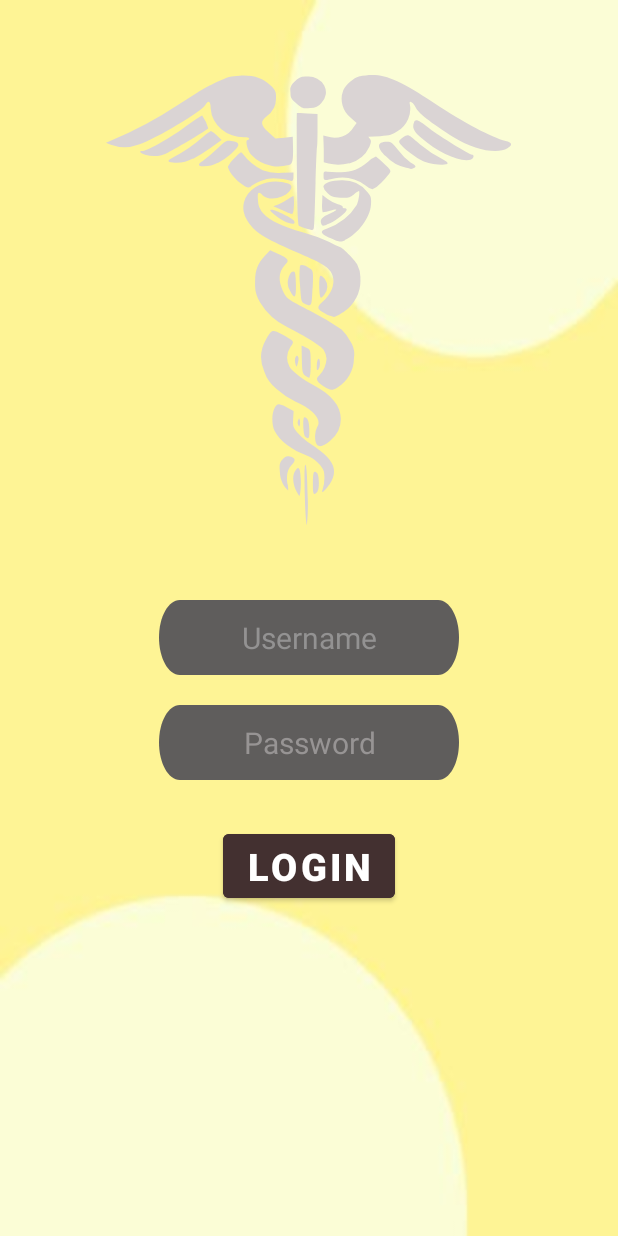
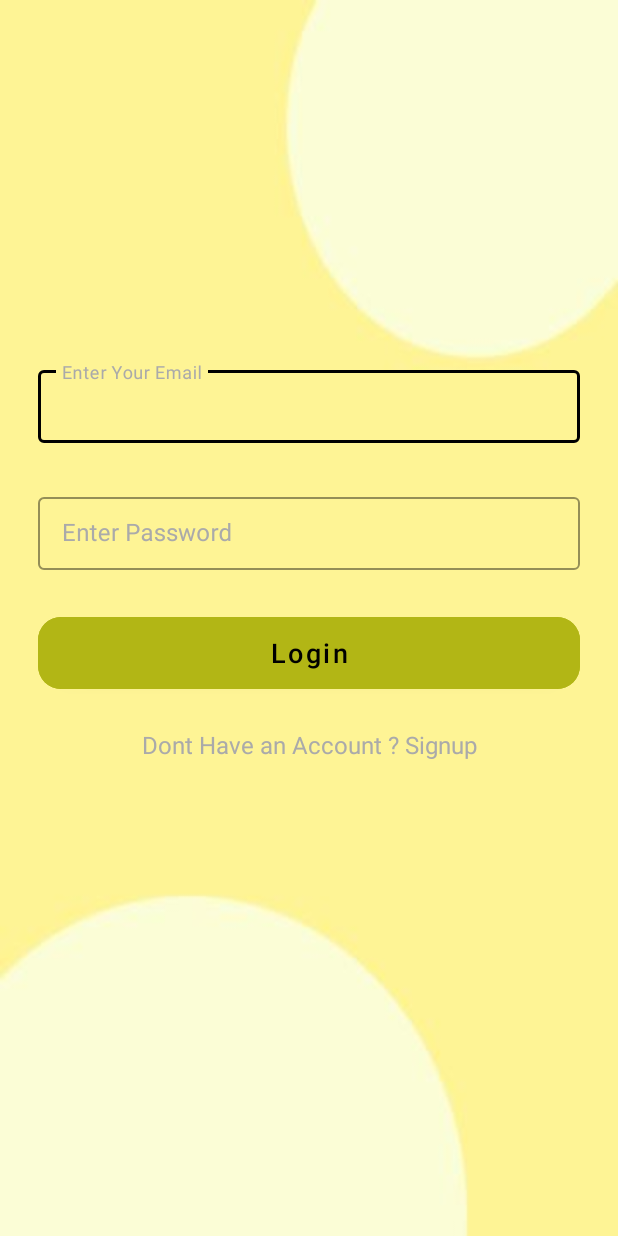
Before and after one commit to IjaasMohamed/Healthcare-Mobile-App, an Android app: the screen it shows after launch (MainActivity before the commit, LoginActivity after it), on a phone screen of 412 x 824 dp. Run offline under Robolectric (Android 15) with nearby library versions, the phone set to English and light mode, and no system bars; our stand-ins replace Firebase (no records; nobody signed in at launch, a user with empty details on screens opened directly); Roboto replaces fonts that are not available here.

Commit message:
Commit with login and register
Commit with login and register

```diff
--- a/Find-Doctor/RealtimedatabaseKotlin/app/build.gradle
+++ b/Find-Doctor/RealtimedatabaseKotlin/app/build.gradle
@@ -6,7 +6,7 @@ plugins {
 }
 
 android {
-    compileSdkVersion 30
+    compileSdkVersion 31
     buildToolsVersion "30.0.3"
 
     defaultConfig {
@@ -46,6 +46,7 @@ dependencies {
     implementation 'androidx.core:core-ktx:1.3.2'
     implementation 'androidx.appcompat:appcompat:1.2.0'
     implementation 'com.github.bumptech.glide:glide:4.12.0'
+    implementation 'com.google.firebase:firebase-auth-ktx:22.0.0'
     annotationProcessor 'com.github.bumptech.glide:compiler:4.12.0'
     implementation 'com.google.android.material:material:1.3.0'
     implementation 'androidx.constraintlayout:constraintlayout:2.0.4'
--- /dev/null
+++ b/Find-Doctor/RealtimedatabaseKotlin/app/src/main/java/com/example/realtimedatabasekotlin/LoginActivity.kt
@@ -0,0 +1,71 @@
+package com.example.realtimedatabasekotlin
+
+
+
+import android.content.Intent
+import androidx.appcompat.app.AppCompatActivity
+import android.os.Bundle
+import android.view.View
+import android.widget.Toast
+import com.example.realtimedatabasekotlin.databinding.ActivityLoginBinding
+import com.google.firebase.auth.FirebaseAuth
+
+class LoginActivity : AppCompatActivity() {
+    private lateinit var binding: ActivityLoginBinding
+    private lateinit var mAuth: FirebaseAuth
+
+    override fun onCreate(savedInstanceState: Bundle?) {
+        super.onCreate(savedInstanceState)
+        setContentView(R.layout.activity_login)
+
+        binding = ActivityLoginBinding.inflate(layoutInflater)
+        setContentView(binding.root)
+
+        supportActionBar?.title = "Login"
+
+        mAuth = FirebaseAuth.getInstance()
+
+        //! Register here
+        binding.tvLoginHere.setOnClickListener{
+            startActivity(Intent(this, RegistrationActivity::class.java))
+        }
+
+        binding.btnLogin.setOnClickListener {
+            val username = binding.etUsername.text.toString()
+            val password = binding.etPassword.text.toString()
+            if (username.isEmpty() || password.isEmpty()) {
+                Toast.makeText(this, "Required fields empty..", Toast.LENGTH_SHORT).show()
+            }
+            else if (username.equals("admin") && password.equals("admin")) {
+                startActivity(Intent(this, MainActivity::class.java))
+                finish()
+                Toast.makeText(this, "Navigated To Admin Activity", Toast.LENGTH_SHORT).show()
+            }
+            else {
+                binding.progressBar.visibility = View.VISIBLE
+                mAuth.signInWithEmailAndPassword(username, password).addOnCompleteListener {
+                    if (it.isSuccessful) {
+                        binding.progressBar.visibility = View.GONE
+                        Toast.makeText(this, "Login Successful!", Toast.LENGTH_SHORT).show()
+                        startActivity(Intent(this, UserActivity::class.java))
+                        finish()
+                    }
+                    else {
+                        binding.progressBar.visibility = View.GONE
+                        Toast.makeText(this, "Login Failed..", Toast.LENGTH_SHORT).show()
+                    }
+                }
+            }
+        }
+    }
+
+    override fun onStart() {
+        super.onStart()
+        val user = mAuth.currentUser
+        if (user != null) {
+            startActivity(Intent(this,UserActivity::class.java))
+            //startActivity(Intent(this,AddCourseActivity::class.java))
+            finish()
+        }
+    }
+}
--- /dev/null
+++ b/Find-Doctor/RealtimedatabaseKotlin/app/src/main/res/layout/activity_login.xml
@@ -0,0 +1,95 @@
+<?xml version="1.0" encoding="utf-8"?>
+<RelativeLayout xmlns:android="http://schemas.android.com/apk/res/android"
+    xmlns:tools="http://schemas.android.com/tools"
+    android:layout_width="match_parent"
+    android:layout_height="match_parent"
+    xmlns:app="http://schemas.android.com/apk/res-auto"
+    tools:context=".LoginActivity"
+    android:background="@drawable/bg">
+
+    <LinearLayout
+        android:layout_width="match_parent"
+        android:layout_height="match_parent"
+        android:orientation="vertical"
+        android:gravity="center"
+        android:padding="20dp">
+
+        <com.google.android.material.textfield.TextInputLayout
+            android:layout_width="match_parent"
+            android:layout_height="wrap_content"
+            android:hint="Enter Your Email"
+            style="@style/TextInputLayout"
+            android:padding="5dp"
+            android:textColorHint="@android:color/darker_gray"
+            app:hintTextColor="@android:color/darker_gray">
+
+            <com.google.android.material.textfield.TextInputEditText
+                android:id="@+id/etUsername"
+                android:layout_width="match_parent"
+                android:layout_height="match_parent"
+                android:autofillHints="false"
+                android:inputType="textEmailAddress"
+                android:textColor="@color/black"
+                android:textSize="16sp"/>
+
+        </com.google.android.material.textfield.TextInputLayout>
+
+        <com.google.android.material.textfield.TextInputLayout
+            android:layout_width="match_parent"
+            android:layout_height="wrap_content"
+            android:hint="Enter Password"
+            style="@style/TextInputLayout"
+            android:padding="5dp"
+            android:textColorHint="@android:color/darker_gray"
+            app:hintTextColor="@android:color/darker_gray"
+            android:layout_marginTop="20dp">
+
+            <com.google.android.material.textfield.TextInputEditText
+                android:id="@+id/etPassword"
+                android:layout_width="match_parent"
+                android:layout_height="match_parent"
+                android:autofillHints="false"
+                android:inputType="textPassword"
+                android:textColor="@color/black"
+                android:textSize="16sp"/>
+
+        </com.google.android.material.textfield.TextInputLayout>
+
+        <Button
+            android:id="@+id/btnLogin"
+            android:layout_width="match_parent"
+            android:layout_height="60dp"
+            android:layout_marginTop="20dp"
+            android:layout_marginLeft="5dp"
+            android:layout_marginRight="5dp"
+            android:text="Login"
+            android:textAllCaps="false"
+            android:textColor="@color/black"
+            android:textSize="18sp"
+            android:backgroundTint="#B2B615"
+            app:cornerRadius= "15dp"
+
+
+            />
+
+        <TextView
+            android:id="@+id/tvLoginHere"
+            android:layout_width="match_parent"
+            android:layout_height="wrap_content"
+            android:layout_marginTop="20dp"
+            android:text="Dont Have an Account ? Signup"
+            android:gravity="center"
+            android:textColor="@android:color/darker_gray"
+            android:textSize="16sp"
+            android:layout_marginBottom="80dp"/>
+    </LinearLayout>
+
+    <ProgressBar
+        android:id="@+id/progressBar"
+        android:layout_width="wrap_content"
+        android:layout_height="wrap_content"
+        android:indeterminate="true"
+        android:visibility="gone"
+        android:layout_centerInParent="true" />
+
+</RelativeLayout>
--- a/Find-Doctor/RealtimedatabaseKotlin/app/src/main/res/values/themes.xml
+++ b/Find-Doctor/RealtimedatabaseKotlin/app/src/main/res/values/themes.xml
@@ -13,4 +13,10 @@
         <!-- Customize your theme here. -->
 
     </style>
+
+
+    <style name="TextInputLayout" parent="Widget.MaterialComponents.TextInputLayout.OutlinedBox.Dense">
+        <item name="boxStrokeColor">@color/black</item>
+        <item name="boxStrokeWidth">1dp</item>
+    </style>
 </resources>
```
Also changed, not shown: Find-Doctor/RealtimedatabaseKotlin/app/src/main/AndroidManifest.xml (+15 -3 lines), Find-Doctor/RealtimedatabaseKotlin/app/src/main/java/com/example/realtimedatabasekotlin/RegistrationActivity.kt (added, +59 -0 lines), Find-Doctor/RealtimedatabaseKotlin/app/src/main/res/layout/activity_registration.xml (added, +116 -0 lines).
